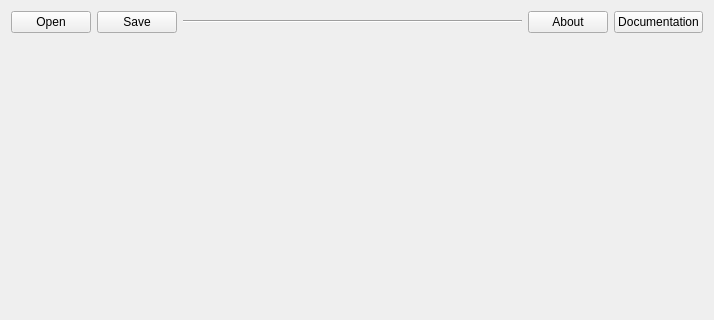
First picture: the form in eccw/gui/main_app/uis/main.ui, repository bclmary/eccw, before the edit; both pictures show x 0 to 714 and y 0 to 320 of the 714 by 528 pixel window.
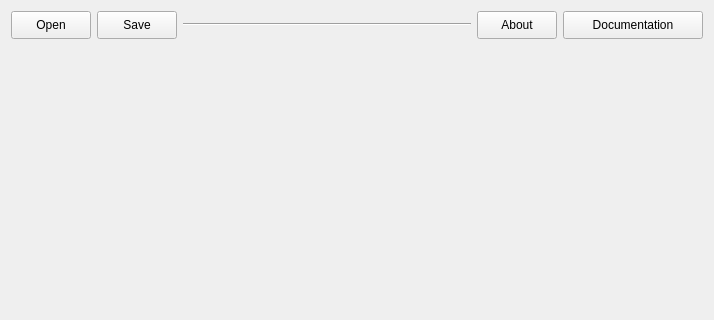
Second picture: the form after the edit. Icons and pictures are not drawn.

Patch:
```diff
--- a/eccw/gui/main_app/uis/main.ui
+++ b/eccw/gui/main_app/uis/main.ui
@@ -26,6 +26,24 @@
      </property>
      <item>
       <widget class="QPushButton" name="pushButton_Open">
+       <property name="minimumSize">
+        <size>
+         <width>80</width>
+         <height>28</height>
+        </size>
+       </property>
+       <property name="maximumSize">
+        <size>
+         <width>80</width>
+         <height>28</height>
+        </size>
+       </property>
+       <property name="baseSize">
+        <size>
+         <width>80</width>
+         <height>28</height>
+        </size>
+       </property>
        <property name="toolTip">
         <string>Open previously saved session (Crtl+O)</string>
        </property>
@@ -49,6 +67,24 @@
      </item>
      <item>
       <widget class="QPushButton" name="pushButton_Save">
+       <property name="minimumSize">
+        <size>
+         <width>80</width>
+         <height>28</height>
+        </size>
+       </property>
+       <property name="maximumSize">
+        <size>
+         <width>80</width>
+         <height>28</height>
+        </size>
+       </property>
+       <property name="baseSize">
+        <size>
+         <width>80</width>
+         <height>28</height>
+        </size>
+       </property>
        <property name="toolTip">
         <string>Save current session (Crtl+S)</string>
        </property>
@@ -85,6 +121,24 @@
      </item>
      <item>
       <widget class="QPushButton" name="pushButton_About">
+       <property name="minimumSize">
+        <size>
+         <width>80</width>
+         <height>28</height>
+        </size>
+       </property>
+       <property name="maximumSize">
+        <size>
+         <width>80</width>
+         <height>28</height>
+        </size>
+       </property>
+       <property name="baseSize">
+        <size>
+         <width>80</width>
+         <height>28</height>
+        </size>
+       </property>
        <property name="toolTip">
         <string>About ECCW software</string>
        </property>
@@ -105,6 +159,24 @@
      </item>
      <item>
       <widget class="QPushButton" name="pushButton_Documentation">
+       <property name="minimumSize">
+        <size>
+         <width>140</width>
+         <height>28</height>
+        </size>
+       </property>
+       <property name="maximumSize">
+        <size>
+         <width>140</width>
+         <height>28</height>
+        </size>
+       </property>
+       <property name="baseSize">
+        <size>
+         <width>140</width>
+         <height>28</height>
+        </size>
+       </property>
        <property name="toolTip">
         <string>Display pdf fulll documentation (Crtl+D)</string>
        </property>
```
Left out of the diff: 2 changed lines with no effect on the pictures.
